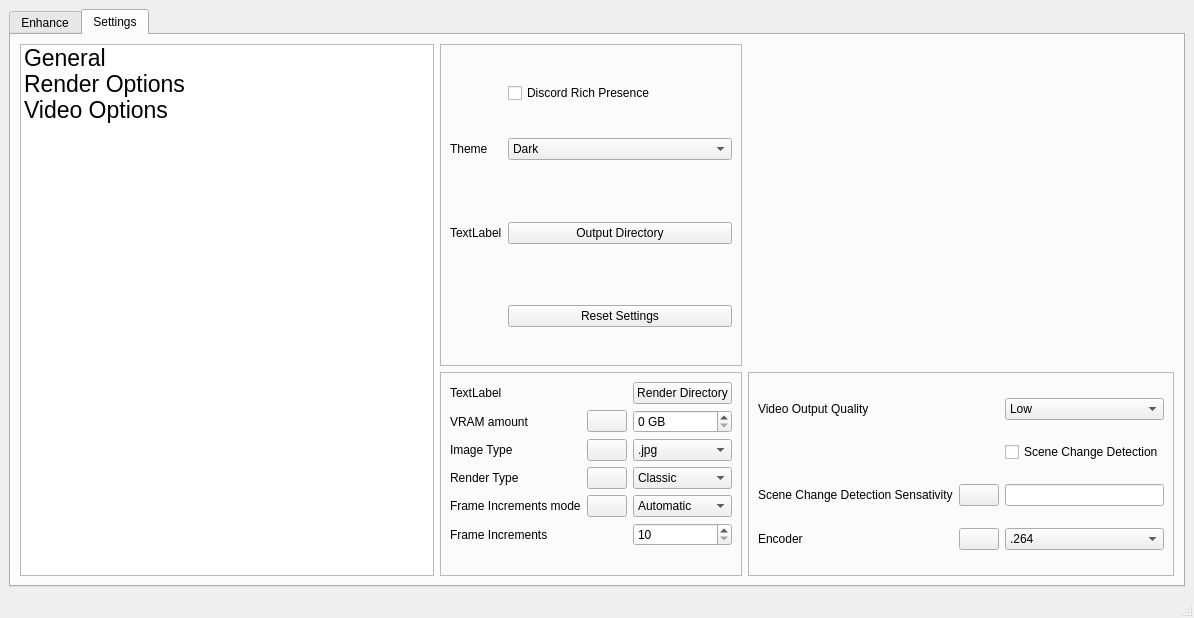
The window that mainwindow.ui (TNTwise/REAL-Video-Enhancer) describes before a commit, drawn with Qt 5.
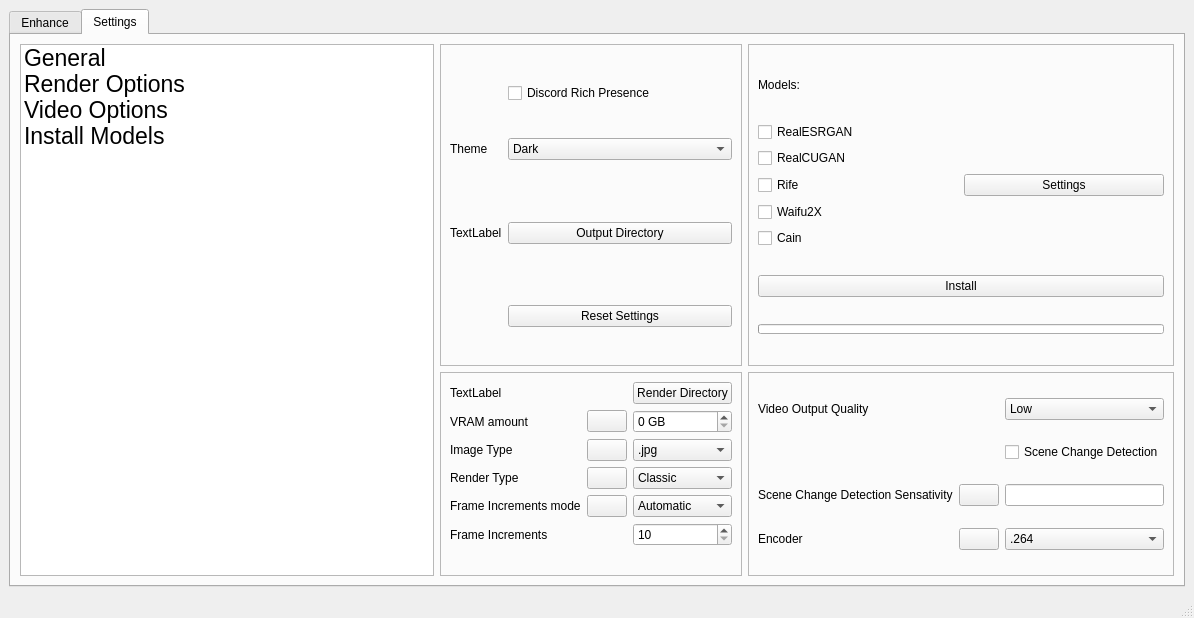
The same window after the commit. The open tabs and pages were chosen to show the change. Icons and pictures are not drawn.

Commit message: adds install models option in settings menu

Patch:
```diff
--- a/mainwindow.ui
+++ b/mainwindow.ui
@@ -411,6 +411,16 @@
                <normaloff>icons/Rife-ESRGAN-Video-Settings.png</normaloff>icons/Rife-ESRGAN-Video-Settings.png</iconset>
              </property>
             </item>
+            <item>
+             <property name="text">
+              <string>Install Models</string>
+             </property>
+             <property name="font">
+              <font>
+               <pointsize>17</pointsize>
+              </font>
+             </property>
+            </item>
            </widget>
           </item>
           <item row="1" column="2">
@@ -885,6 +895,106 @@
               </layout>
              </widget>
             </item>
+            <item row="0" column="3">
+             <widget class="QFrame" name="InstallModelsFrame">
+              <property name="frameShape">
+               <enum>QFrame::StyledPanel</enum>
+              </property>
+              <property name="frameShadow">
+               <enum>QFrame::Raised</enum>
+              </property>
+              <layout class="QGridLayout" name="gridLayout">
+               <item row="3" column="0">
+                <widget class="QPushButton" name="InstallButton">
+                 <property name="text">
+                  <string>Install</string>
+                 </property>
+                </widget>
+               </item>
+               <item row="0" column="0">
+                <widget class="QLabel" name="label_13">
+                 <property name="maximumSize">
+                  <size>
+                   <width>16777215</width>
+                   <height>20</height>
+                  </size>
+                 </property>
+                 <property name="text">
+                  <string>Models:</string>
+                 </property>
+                </widget>
+               </item>
+               <item row="1" column="0">
+                <layout class="QGridLayout" name="gridLayout_6">
+                 <item row="1" column="0">
+                  <widget class="QCheckBox" name="RealESRGANCheckBox">
+                   <property name="text">
+                    <string>RealESRGAN</string>
+                   </property>
+                  </widget>
+                 </item>
+                 <item row="4" column="1">
+                  <widget class="QPushButton" name="RifeSettings">
+                   <property name="text">
+                    <string>Settings</string>
+                   </property>
+                  </widget>
+                 </item>
+                 <item row="6" column="0">
+                  <widget class="QCheckBox" name="Waifu2xCheckBox">
+                   <property name="text">
+                    <string>Waifu2X</string>
+                   </property>
+                  </widget>
+                 </item>
+                 <item row="3" column="0">
+                  <widget class="QCheckBox" name="RealCUGANCheckBox">
+                   <property name="text">
+                    <string>RealCUGAN</string>
+                   </property>
+                  </widget>
+                 </item>
+                 <item row="4" column="0">
+                  <widget class="QCheckBox" name="RifeCheckBox">
+                   <property name="text">
+                    <string>Rife</string>
+                   </property>
+                  </widget>
+                 </item>
+                 <item row="7" column="0">
+                  <widget class="QCheckBox" name="CainCheckBox">
+                   <property name="text">
+                    <string>Cain</string>
+                   </property>
+                  </widget>
+                 </item>
+                </layout>
+               </item>
+               <item row="4" column="0">
+                <widget class="QProgressBar" name="installModelsProgressBar">
+                 <property name="maximumSize">
+                  <size>
+                   <width>16777215</width>
+                   <height>10</height>
+                  </size>
+                 </property>
+                 <property name="value">
+                  <number>0</number>
+                 </property>
+                 <property name="textVisible">
+                  <bool>false</bool>
+                 </property>
+                 <property name="invertedAppearance">
+                  <bool>false</bool>
+                 </property>
+                 <property name="textDirection">
+                  <enum>QProgressBar::TopToBottom</enum>
+                 </property>
+                </widget>
+               </item>
+              </layout>
+             </widget>
+            </item>
            </layout>
           </item>
          </layout>
```
The commit also changes 9 other files.
